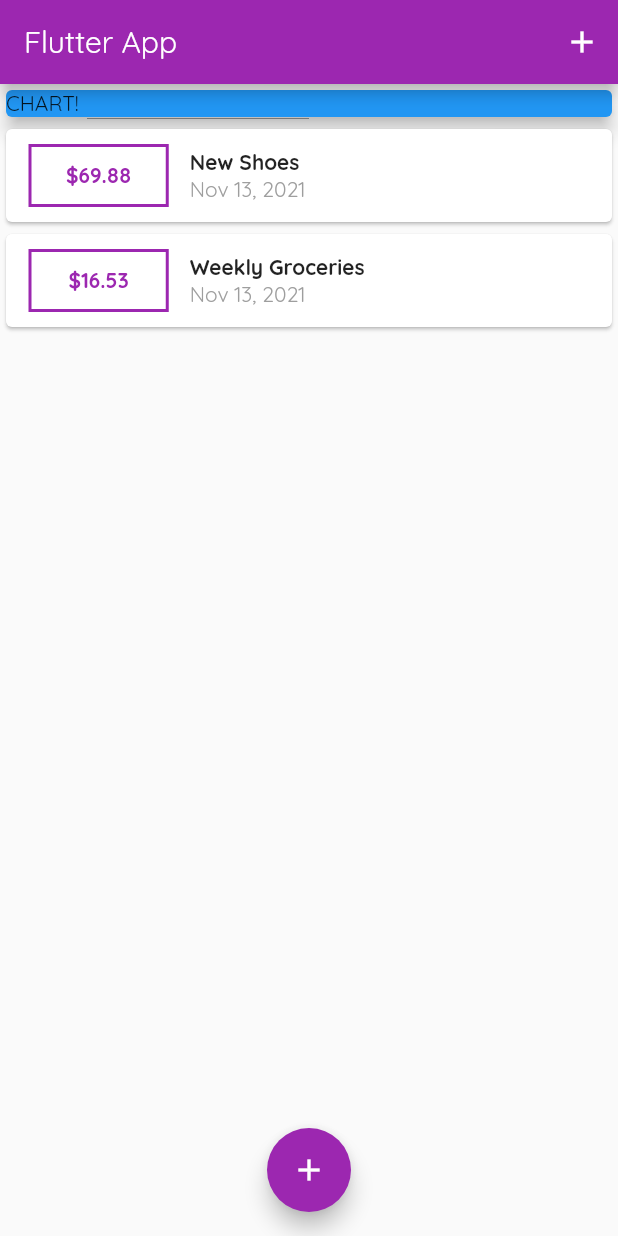
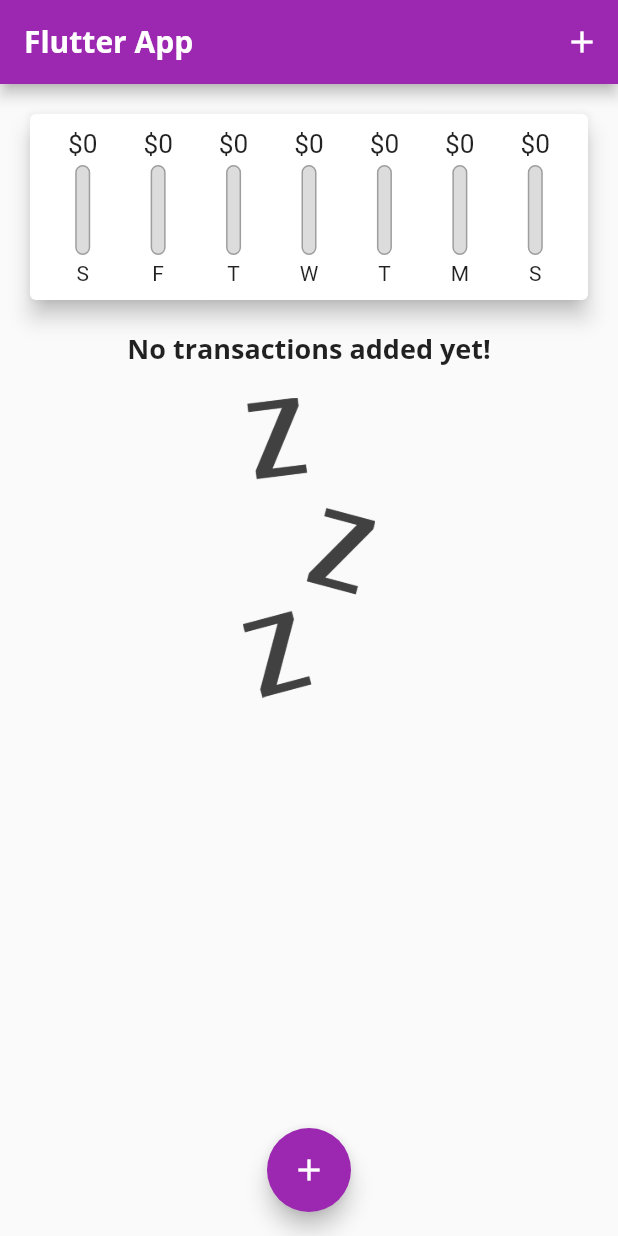
Before and after one commit to sarafhbk/flutter_learning, a Flutter app: the screen it shows after launch, on a phone screen of 412 x 824 dp. Run offline on Flutter 3.47's test engine with Material 2 defaults, Android fonts, the phone set to English and light mode, and no system bars.

Commit message:
chart design

```diff
--- a/lib/main.dart
+++ b/lib/main.dart
@@ -1,4 +1,5 @@
 import 'package:flutter/material.dart';
+import 'widgets/chart.dart';
 import 'widgets/transaction_list.dart';
 import 'models/transaction.dart';
 import 'widgets/new_transaction.dart';
@@ -12,7 +13,19 @@ class MyApp extends StatelessWidget {
   Widget build(BuildContext context) {
     return MaterialApp(
       home: MyHomePage(),
-      theme: ThemeData(primarySwatch: Colors.purple, fontFamily: 'Quicksand'),
+      theme: ThemeData(
+          primarySwatch: Colors.purple,
+          fontFamily: 'Quicksand',
+          textTheme: ThemeData.light().textTheme.copyWith(
+              headline6: TextStyle(
+                  fontFamily: 'OpenSans',
+                  fontSize: 18,
+                  fontWeight: FontWeight.bold)),
+          appBarTheme: AppBarTheme(
+              titleTextStyle: TextStyle(
+                  fontFamily: 'OpenSans',
+                  fontSize: 20,
+                  fontWeight: FontWeight.bold))),
     );
   }
 }
@@ -26,14 +39,21 @@ class MyHomePage extends StatefulWidget {
 
 class _MyHomePageState extends State<MyHomePage> {
   final List<Transaction> _transactions = [
-    Transaction(
-        id: 't1', title: 'New Shoes', amount: 69.88, date: DateTime.now()),
-    Transaction(
-        id: 't2',
-        title: 'Weekly Groceries',
-        amount: 16.53,
-        date: DateTime.now())
+    // Transaction(
+    //     id: 't1', title: 'New Shoes', amount: 69.88, date: DateTime.now()),
+    // Transaction(
+    //     id: 't2',
+    //     title: 'Weekly Groceries',
+    //     amount: 16.53,
+    //     date: DateTime.now())
   ];
+
+  List<Transaction> get _recentTransactions {
+    return _transactions
+        .where(
+            (tx) => tx.date.isAfter(DateTime.now().subtract(Duration(days: 7))))
+        .toList();
+  }
 
   void _addTransaction(String txTitle, double txAmount) {
     final newTx = Transaction(
@@ -69,14 +89,7 @@ class _MyHomePageState extends State<MyHomePage> {
       body: SingleChildScrollView(
         child: Column(
           children: [
-            Card(
-              elevation: 5,
-              color: Colors.blue,
-              child: Container(
-                child: Text('CHART!'),
-                width: double.infinity,
-              ),
-            ),
+            Chart(_recentTransactions),
             TransactionList(userTransactions: _transactions)
           ],
         ),
--- /dev/null
+++ b/lib/widgets/chart.dart
@@ -0,0 +1,60 @@
+import 'package:flutter/material.dart';
+import '../models/transaction.dart';
+import 'chart_bar.dart';
+import 'package:intl/intl.dart';
+
+class Chart extends StatelessWidget {
+  final List<Transaction> recentTransactions;
+
+  Chart(this.recentTransactions);
+
+  List<Map<String, dynamic>> get groupedTransactionValues {
+    return List.generate(7, (index) {
+      final weekday = DateTime.now().subtract(Duration(days: index));
+      var totalSum = 0.0;
+      for (var i = 0; i < recentTransactions.length; i++) {
+        if (recentTransactions[i].date.day == weekday.day &&
+            recentTransactions[i].date.month == weekday.month &&
+            recentTransactions[i].date.year == weekday.year) {
+          totalSum += recentTransactions[i].amount;
+        }
+      }
+      return {
+        'day': DateFormat.E().format(weekday).substring(0, 1),
+        'amount': totalSum
+      };
+    });
+  }
+
+  double get totalSpending {
+    return groupedTransactionValues.fold(0.0, (previousValue, element) {
+      return previousValue + element['amount'];
+    });
+  }
+
+  @override
+  Widget build(BuildContext context) {
+    return Card(
+      elevation: 6,
+      margin: EdgeInsets.all(20),
+      child: Padding(
+        padding: EdgeInsets.all(10),
+        child: Row(
+          mainAxisAlignment: MainAxisAlignment.spaceAround,
+          children: groupedTransactionValues.map((data) {
+            return Flexible(
+              fit: FlexFit.tight,
+              child: ChartBar(
+                label: data['day'],
+                spendingAmount: data['amount'],
+                spendingPctOfTotal: totalSpending == 0.0
+                    ? 0.0
+                    : (data['amount'] as double) / totalSpending,
+              ),
+            );
+          }).toList(),
+        ),
+      ),
+    );
+  }
+}
--- /dev/null
+++ b/lib/widgets/chart_bar.dart
@@ -0,0 +1,57 @@
+import 'package:flutter/material.dart';
+
+class ChartBar extends StatelessWidget {
+  final String label;
+  final double spendingAmount;
+  final double spendingPctOfTotal;
+
+  ChartBar(
+      {required this.label,
+      required this.spendingAmount,
+      required this.spendingPctOfTotal});
+
+  @override
+  Widget build(BuildContext context) {
+    return Column(
+      children: <Widget>[
+        Container(
+          height: 20,
+          child: FittedBox(
+            child: Text('\$${spendingAmount.toStringAsFixed(0)}'),
+          ),
+        ),
+        SizedBox(
+          height: 4,
+        ),
+        Container(
+          height: 60,
+          width: 10,
+          child: Stack(
+            children: <Widget>[
+              Container(
+                decoration: BoxDecoration(
+                  border: Border.all(color: Colors.grey, width: 1.0),
+                  color: Color.fromRGBO(220, 220, 220, 1),
+                  borderRadius: BorderRadius.circular(10),
+                ),
+              ),
+              FractionallySizedBox(
+                heightFactor: spendingPctOfTotal,
+                child: Container(
+                  decoration: BoxDecoration(
+                    color: Theme.of(context).primaryColor,
+                    borderRadius: BorderRadius.circular(10),
+                  ),
+                ),
+              ),
+            ],
+          ),
+        ),
+        SizedBox(
+          height: 4,
+        ),
+        Text(label),
+      ],
+    );
+  }
+}
--- a/lib/widgets/transaction_list.dart
+++ b/lib/widgets/transaction_list.dart
@@ -10,52 +10,50 @@ class TransactionList extends StatelessWidget {
   @override
   Widget build(BuildContext context) {
     return Container(
-      height: 300,
-      child: ListView.builder(
-        shrinkWrap: true,
+      height: 450,
+      child: userTransactions.isEmpty
+          ? Column(
+              children: [
+                Text(
+                  'No transactions added yet!',
+                  style: Theme.of(context).textTheme.headline6,
+                ),
+                SizedBox(
+                  height: 20,
+                ),
+                Container(
+                  height: 200,
+                  child: Image.asset(
+                    'assets/images/waiting.png',
+                    fit: BoxFit.cover,
+                  ),
+                )
+              ],
+            )
+          : ListView.builder(
               itemBuilder: (ctx, index) {
                 return Card(
-            key: Key(userTransactions[index].id),
-            child: Container(
-              margin: EdgeInsets.symmetric(vertical: 10, horizontal: 15),
-              child: Row(
-                children: [
-                  Expanded(
-                    flex: 1,
-                    child: Container(
-                        decoration: BoxDecoration(
-                            border: Border.all(width: 2, color: Colors.purple)),
-                        padding: EdgeInsets.all(10),
-                        width: double.infinity,
-                        child: Text(
-                          '\$${userTransactions[index].amount.toStringAsFixed(2)}',
-                          style: TextStyle(
-                              color: Theme.of(context).primaryColor,
-                              fontWeight: FontWeight.w700),
-                          textAlign: TextAlign.center,
-                        )),
+                  elevation: 5,
+                  margin: EdgeInsets.symmetric(
+                    vertical: 8,
+                    horizontal: 5,
                   ),
-                  Expanded(
-                    flex: 3,
+                  child: ListTile(
+                    leading: CircleAvatar(
+                      radius: 30,
                       child: Padding(
-                      padding: const EdgeInsets.symmetric(horizontal: 14),
-                      child: Column(
-                        crossAxisAlignment: CrossAxisAlignment.start,
-                        children: [
-                          Text(
-                            userTransactions[index].title,
-                            style: TextStyle(fontWeight: FontWeight.w700),
-                          ),
-                          Text(
-                            DateFormat.yMMMd()
-                                .format(userTransactions[index].date),
-                            style: TextStyle(color: Colors.grey),
-                          )
-                        ],
+                        padding: EdgeInsets.all(6),
+                        child: FittedBox(
+                          child: Text('\$${userTransactions[index].amount}'),
                         ),
                       ),
                     ),
-                ],
+                    title: Text(
+                      userTransactions[index].title,
+                      style: Theme.of(context).textTheme.headline6,
+                    ),
+                    subtitle: Text(
+                      DateFormat.yMMMd().format(userTransactions[index].date),
                     ),
                   ),
                 );
--- a/pubspec.yaml
+++ b/pubspec.yaml
@@ -45,8 +45,8 @@ flutter:
   uses-material-design: true
 
   # To add assets to your application, add an assets section, like this:
-  # assets:
-  #   - images/a_dot_burr.jpeg
+  assets:
+    - assets/images/waiting.png
   #   - images/a_dot_ham.jpeg
 
   # An image asset can refer to one or more resolution-specific "variants", see
```
Also changed, not shown: assets/images/waiting.png (added). Lines whose indentation alone changed are shown as unchanged.
